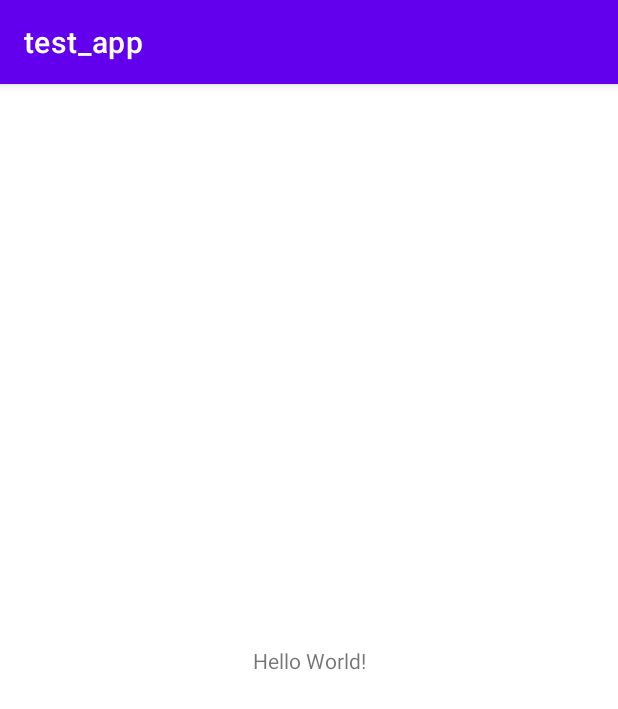
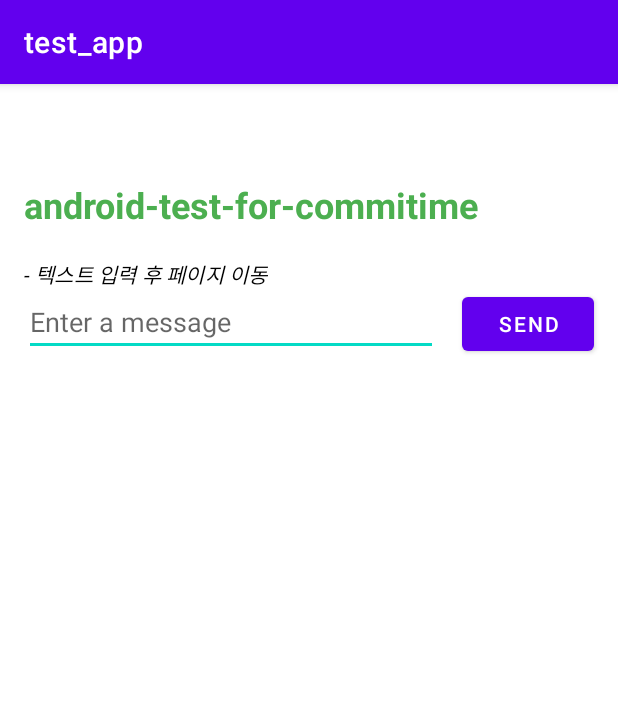
Before and after one commit to yuhyeminn/android-test, an Android app: the screen it shows after launch (MainActivity), on a phone screen of 412 x 824 dp. Shown: the top 709 px of the screen. Run offline under Robolectric (Android 15) with nearby library versions, the phone set to English and light mode, and no system bars.

Commit message:
text view, button, intent, data send

```diff
--- a/test_app/app/src/main/AndroidManifest.xml
+++ b/test_app/app/src/main/AndroidManifest.xml
@@ -9,6 +9,11 @@
         android:roundIcon="@mipmap/ic_launcher_round"
         android:supportsRtl="true"
         android:theme="@style/Theme.Test_app">
+        <activity android:name=".DisplayMessageActivity" android:parentActivityName=".MainActivity">
+            <meta-data
+                android:name="android.support.PARENT_ACTIVITY"
+                android:value=".MainActivity" />
+        </activity>
         <activity android:name=".MainActivity">
             <intent-filter>
                 <action android:name="android.intent.action.MAIN" />
--- a/test_app/app/src/main/res/layout/activity_main.xml
+++ b/test_app/app/src/main/res/layout/activity_main.xml
@@ -4,15 +4,63 @@
     xmlns:tools="http://schemas.android.com/tools"
     android:layout_width="match_parent"
     android:layout_height="match_parent"
-    tools:context=".MainActivity">
+    tools:context=".MainActivity" >
 
     <TextView
+        android:id="@+id/textView2"
         android:layout_width="wrap_content"
         android:layout_height="wrap_content"
-        android:text="Hello World!"
-        app:layout_constraintBottom_toBottomOf="parent"
-        app:layout_constraintLeft_toLeftOf="parent"
-        app:layout_constraintRight_toRightOf="parent"
+        android:layout_marginStart="16dp"
+        android:layout_marginLeft="16dp"
+        android:layout_marginTop="64dp"
+        android:text="android-test-for-commitime"
+        android:textColor="#4CAF50"
+        android:textSize="24sp"
+        android:textStyle="bold"
+        app:layout_constraintStart_toStartOf="parent"
         app:layout_constraintTop_toTopOf="parent" />
 
+    <TextView
+        android:id="@+id/textView3"
+        android:layout_width="wrap_content"
+        android:layout_height="wrap_content"
+        android:layout_marginStart="16dp"
+        android:layout_marginLeft="16dp"
+        android:layout_marginTop="116dp"
+        android:text="- 텍스트 입력 후 페이지 이동"
+        android:textColor="#000000"
+        android:textStyle="italic"
+        app:layout_constraintStart_toStartOf="parent"
+        app:layout_constraintTop_toTopOf="parent" />
+
+    <EditText
+        android:id="@+id/editTextTextPersonName"
+        android:layout_width="0dp"
+        android:layout_height="wrap_content"
+        android:layout_marginStart="16dp"
+        android:layout_marginLeft="16dp"
+        android:layout_marginTop="136dp"
+        android:ems="10"
+        android:hint="@string/edit_message"
+        android:inputType="textPersonName"
+        app:layout_constraintEnd_toStartOf="@+id/button"
+        app:layout_constraintHorizontal_bias="0.5"
+        app:layout_constraintStart_toStartOf="parent"
+        app:layout_constraintTop_toTopOf="parent" />
+
+    <Button
+        android:id="@+id/button"
+        android:layout_width="wrap_content"
+        android:layout_height="wrap_content"
+        android:layout_marginStart="16dp"
+        android:layout_marginLeft="16dp"
+        android:layout_marginEnd="16dp"
+        android:layout_marginRight="16dp"
+        android:onClick="sendMessage"
+        android:text="@string/button_send"
+        app:layout_constraintBaseline_toBaselineOf="@+id/editTextTextPersonName"
+        app:layout_constraintEnd_toEndOf="parent"
+        app:layout_constraintHorizontal_bias="0.5"
+        app:layout_constraintStart_toEndOf="@+id/editTextTextPersonName" />
+
 </androidx.constraintlayout.widget.ConstraintLayout>
--- a/test_app/app/src/main/res/values/strings.xml
+++ b/test_app/app/src/main/res/values/strings.xml
@@ -1,3 +1,5 @@
 <resources>
     <string name="app_name">test_app</string>
+    <string name="edit_message">Enter a message</string>
+    <string name="button_send">Send</string>
 </resources>
```
Also changed, not shown: test_app/app/src/main/java/com/example/test_app/DisplayMessageActivity.java (added, +25 -0 lines), test_app/app/src/main/java/com/example/test_app/MainActivity.java (+23 -0 lines), test_app/app/src/main/res/layout/activity_display_message.xml (added, +22 -0 lines).
